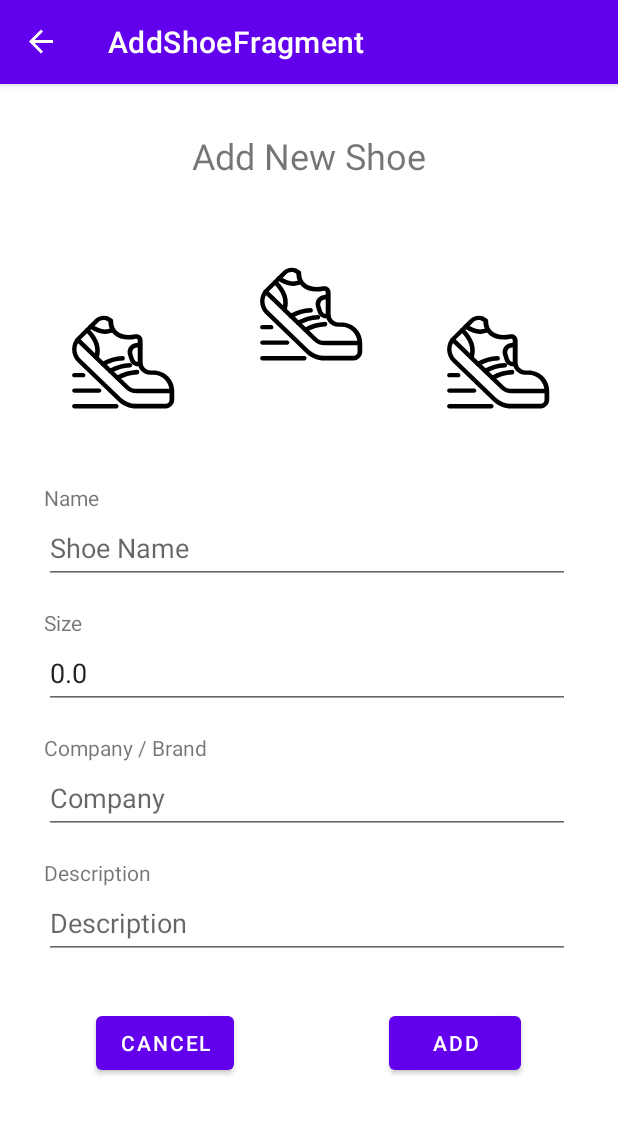
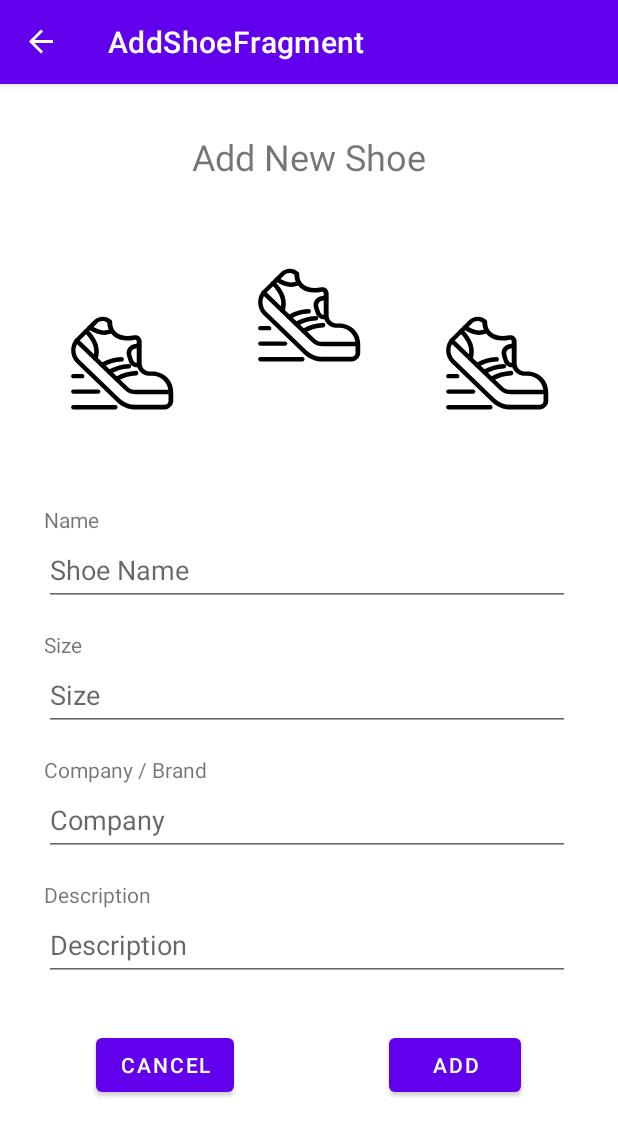
Before and after one commit to AbdulrahmanHashem/ShoeStore, an Android app built with Jetpack Compose: the AddShoeFragment screen opened through its navigation route, on a phone screen of 412 x 824 dp. Shown: the top 1136 px of the screen. Run offline under Robolectric (Android 15) with nearby library versions, the phone set to English and light mode, and no system bars; our stand-ins replace Timber, data binding, navigation-ui; libraries missing offline, so code that uses them is left out: androidx.databinding; Roboto replaces fonts that are not available here.

Commit message:
added frequently used units to the dimens.xml added a menu to the shoe ShoeListFragment.kt published the code (using the "with" statement where it can be used)

```diff
--- a/app/src/main/java/com/udacity/shoestore/MainActivity.kt
+++ b/app/src/main/java/com/udacity/shoestore/MainActivity.kt
@@ -2,21 +2,17 @@ package com.udacity.shoestore
 
 import androidx.appcompat.app.AppCompatActivity
 import android.os.Bundle
-import android.view.KeyEvent
-import android.view.MenuItem
-import android.view.View
+import androidx.activity.OnBackPressedCallback
 import androidx.drawerlayout.widget.DrawerLayout
 import androidx.lifecycle.*
 import androidx.navigation.NavController
 import androidx.navigation.NavDestination
-import androidx.navigation.findNavController
 import androidx.navigation.fragment.NavHostFragment
 import androidx.navigation.ui.NavigationUI
 import androidx.navigation.ui.NavigationUI.setupWithNavController
 import androidx.navigation.ui.setupActionBarWithNavController
 import com.udacity.shoestore.databinding.ActivityMainBinding
-import com.udacity.shoestore.login.LoginFragment
-import com.udacity.shoestore.login.LoginFragmentDirections
+
 import com.udacity.shoestore.login.LoginRegisterViewModel
 
 import timber.log.Timber
@@ -33,7 +29,6 @@ class MainActivity : AppCompatActivity() {
         super.onCreate(savedInstanceState)
         binding = ActivityMainBinding.inflate(layoutInflater)
         setContentView(binding.root)
-        Timber.plant(Timber.DebugTree())
 
         viewModel = ViewModelProvider(this).get(LoginRegisterViewModel::class.java)
 
@@ -56,23 +51,50 @@ class MainActivity : AppCompatActivity() {
                 binding.NavDrawer.setDrawerLockMode(DrawerLayout.LOCK_MODE_LOCKED_CLOSED)
             }
         }
+
     }
 
     override fun onSupportNavigateUp(): Boolean {
-        if (navController.currentDestination?.id == R.id.loginFragment){
+        if ((navController.currentDestination?.id == R.id.loginFragment) or (navController.currentDestination?.id == R.id.shoeListFragment)){
             this.finish()
-//            System.exit(0)
             return false
         } else {
             return NavigationUI.navigateUp(navController, binding.NavDrawer) || super.onSupportNavigateUp()
         }
     }
 
-    override fun onBackPressed() {
-        if (navController.currentDestination?.id == R.id.loginFragment){
-            this.finish()
-        } else {
-            super.onBackPressed()
+    override fun onStart() {
+        super.onStart()
+        val onBackPressedCallback = object:OnBackPressedCallback(true){
+            override fun handleOnBackPressed() {
+                if (navController.currentDestination?.id == R.id.loginFragment){
+                    finish()
+                } else {
+                    onSupportNavigateUp()
+                }
+            }
         }
+        onBackPressedDispatcher.addCallback(onBackPressedCallback)
+
+    }
+
+    override fun onRestart() {
+        super.onRestart()
+    }
+
+    override fun onResume() {
+        super.onResume()
+    }
+
+    override fun onPause() {
+        super.onPause()
+    }
+
+    override fun onStop() {
+        super.onStop()
+    }
+
+    override fun onDestroy() {
+        super.onDestroy()
     }
 }
--- a/app/src/main/java/com/udacity/shoestore/shoelisting/AddShoeFragment.kt
+++ b/app/src/main/java/com/udacity/shoestore/shoelisting/AddShoeFragment.kt
@@ -27,23 +27,25 @@ class AddShoeFragment : Fragment() {
         inflater: LayoutInflater, container: ViewGroup?,
         savedInstanceState: Bundle?
     ): View {
-        binding = FragmentAddShoeBinding.inflate(inflater, container, false)
-
         viewModel = ViewModelProvider(requireActivity()).get(ShoeListViewModel::class.java)
-        binding.viewModel = viewModel
-        binding.lifecycleOwner = requireActivity()
 
         navController = (requireActivity().supportFragmentManager.findFragmentById(R.id.myNavHostFragment) as NavHostFragment).navController
 
-        binding.addShoe.setOnClickListener{
-            if (viewModel.addShoe()){
-                navController.navigateUp()
-            } else {
-                Toast.makeText(requireContext(), "Enter Size Correctly", Toast.LENGTH_SHORT).show()
+        binding = FragmentAddShoeBinding.inflate(inflater, container, false)
+
+        with(binding){
+            viewModel = this.viewModel
+
+            addShoe.setOnClickListener{
+                if (viewModel!!.addShoe()){
+                    navController.navigateUp()
+                } else {
+                    Toast.makeText(requireContext(), "Enter Size Correctly", Toast.LENGTH_SHORT).show()
+                }
             }
+
+            cancel.setOnClickListener{navController.navigateUp()}
         }
-
-        binding.cancel.setOnClickListener{navController.navigateUp()}
         return binding.root
     }
 
--- a/app/src/main/java/com/udacity/shoestore/shoelisting/ShoeListFragment.kt
+++ b/app/src/main/java/com/udacity/shoestore/shoelisting/ShoeListFragment.kt
@@ -1,16 +1,19 @@
 package com.udacity.shoestore.shoelisting
 
+import android.content.Context
 import android.os.Bundle
-import android.view.LayoutInflater
-import android.view.View
-import android.view.ViewGroup
+import android.view.*
 import android.view.ViewGroup.LayoutParams.MATCH_PARENT
 import android.view.ViewGroup.LayoutParams.WRAP_CONTENT
 import android.widget.*
 import androidx.cardview.widget.CardView
+import androidx.core.view.MenuHost
+import androidx.core.view.MenuProvider
 import androidx.fragment.app.Fragment
+import androidx.lifecycle.Lifecycle
 import androidx.lifecycle.Observer
 import androidx.lifecycle.ViewModelProvider
+import androidx.lifecycle.viewmodel.compose.viewModel
 import androidx.navigation.NavController
 import androidx.navigation.fragment.NavHostFragment
 import androidx.navigation.get
@@ -29,11 +32,16 @@ class ShoeListFragment : Fragment() {
 
     private lateinit var navController: NavController
 
+    override fun onAttach(context: Context) {
+        super.onAttach(context)
+    }
+
+    override fun onCreate(savedInstanceState: Bundle?) {
+        super.onCreate(savedInstanceState)
+    }
+
     override fun onCreateView(
-        inflater: LayoutInflater, container: ViewGroup?,
-        savedInstanceState: Bundle?
-    ): View {
-
+        inflater: LayoutInflater, container: ViewGroup?, savedInstanceState: Bundle?): View {
         binding = FragmentShoeListBinding.inflate(inflater, container, false)
 
         registryViewModel = ViewModelProvider(requireActivity()).get(LoginRegisterViewModel::class.java)
@@ -42,15 +50,43 @@ class ShoeListFragment : Fragment() {
 
         navController = (requireActivity().supportFragmentManager.findFragmentById(R.id.myNavHostFragment) as NavHostFragment).navController
 
+        with(binding){
+
             val FloatingActionButton = FloatingActionButton(requireContext())
             FloatingActionButton.setImageResource(R.drawable.ic_add)
-        binding.LinearLayout.addView(FloatingActionButton)
+            viewLinearLayout.addView(FloatingActionButton)
+
+            with(navController){
+
+                with(registryViewModel){
+
+                    requireActivity().addMenuProvider(object : MenuProvider {
+                        override fun onCreateMenu(menu: Menu, menuInflater: MenuInflater) {
+                            menuInflater.inflate(R.menu.nav_drawer, menu)
+                        }
+
+                        override fun onMenuItemSelected(menuItem: MenuItem): Boolean {
+                            return when (menuItem.itemId) {
+                                R.id.loginFragment -> {
+                                    logout()
+                                    true
+                                }
+                                else -> false
+                            }
+                        }
+                    }, viewLifecycleOwner, Lifecycle.State.RESUMED)
+
+                    if (currentUser.value.isNullOrEmpty()){
+                        navigate(R.id.loginFragment)
+                    }
+                }
 
                 FloatingActionButton.setOnClickListener { view: View ->
-            navController.navigate(ShoeListFragmentDirections.actionShoeListFragmentToAddShoeFragment())
+                    navigate(ShoeListFragmentDirections.actionShoeListFragmentToAddShoeFragment())
                 }
 
-        shoeListViewModel.shoeList.observe(viewLifecycleOwner, Observer { newList ->
+                with(shoeListViewModel){
+                    shoeList.observe(viewLifecycleOwner, Observer { newList ->
                         for (Shoe in newList){
 
                             val FloatingCardView = CardView(requireContext())
@@ -92,18 +128,63 @@ class ShoeListFragment : Fragment() {
                             FloatingCardViewLinearLayout.addView(description, MATCH_PARENT, WRAP_CONTENT)
 
 
-                binding.LinearLayout.addView(FloatingCardView, WRAP_CONTENT, WRAP_CONTENT)
+                            viewLinearLayout.addView(FloatingCardView, WRAP_CONTENT, WRAP_CONTENT)
 
                             FloatingCardView.setOnClickListener { view: View ->
-                    navController.graph.get(R.id.shoeDetailsFragment).label = Shoe.name
-                    navController.navigate(ShoeListFragmentDirections.actionShoeListFragmentToShoeDetailsFragment(Shoe))
+                                graph.get(R.id.shoeDetailsFragment).label = Shoe.name
+                                navigate(ShoeListFragmentDirections.actionShoeListFragmentToShoeDetailsFragment(Shoe))
                             }
                         }
                     })
+                }
 
-        if (registryViewModel.currentUser.value.isNullOrEmpty()){
-            navController.navigate(R.id.loginFragment)
             }
+        }
+
         return binding.root
     }
+
+//    override fun onCreateOptionsMenu(menu: Menu, inflater: MenuInflater) {
+//        super.onCreateOptionsMenu(menu, inflater)
+//    }
+
+    override fun onViewCreated(view: View, savedInstanceState: Bundle?) {
+        super.onViewCreated(view, savedInstanceState)
     }
+
+    override fun onViewStateRestored(savedInstanceState: Bundle?) {
+        super.onViewStateRestored(savedInstanceState)
+    }
+
+    override fun onStart() {
+        super.onStart()
+    }
+
+    override fun onResume() {
+        super.onResume()
+    }
+
+    override fun onPause() {
+        super.onPause()
+    }
+
+    override fun onStop() {
+        super.onStop()
+    }
+
+    override fun onSaveInstanceState(outState: Bundle) {
+        super.onSaveInstanceState(outState)
+    }
+
+    override fun onDestroyView() {
+        super.onDestroyView()
+    }
+
+    override fun onDestroy() {
+        super.onDestroy()
+    }
+
+    override fun onDetach() {
+        super.onDetach()
+    }
+}
--- a/app/src/main/res/layout/fragment_add_shoe.xml
+++ b/app/src/main/res/layout/fragment_add_shoe.xml
@@ -35,13 +35,14 @@
                 android:id="@+id/shoes_image1"
                 android:layout_width="120dp"
                 android:layout_height="120dp"
-                android:layout_marginStart="16dp"
-                android:layout_marginTop="32dp"
-                android:layout_marginEnd="16dp"
+                android:layout_marginStart="@dimen/DP_16"
+                android:layout_marginTop="@dimen/DP_32"
+                android:layout_marginEnd="@dimen/DP_16"
+                android:importantForAccessibility="no"
                 android:src="@drawable/ic_launcher_foreground"
                 app:layout_constraintDimensionRatio="1"
                 app:layout_constraintEnd_toEndOf="parent"
-                app:layout_constraintHorizontal_bias="0.505"
+                app:layout_constraintHorizontal_bias="0.5"
                 app:layout_constraintStart_toStartOf="parent"
                 app:layout_constraintTop_toBottomOf="@+id/add_new_shoe" />
 
@@ -49,8 +50,9 @@
                 android:id="@+id/shoes_image2"
                 android:layout_width="120dp"
                 android:layout_height="120dp"
-                android:layout_marginStart="16dp"
-                android:layout_marginTop="64dp"
+                android:layout_marginStart="@dimen/DP_16"
+                android:layout_marginTop="@dimen/DP_64"
+                android:importantForAccessibility="no"
                 android:src="@drawable/ic_launcher_foreground"
                 app:layout_constraintDimensionRatio="1"
                 app:layout_constraintEnd_toStartOf="@+id/shoes_image1"
@@ -61,8 +63,9 @@
                 android:id="@+id/shoes_image3"
                 android:layout_width="120dp"
                 android:layout_height="120dp"
-                android:layout_marginTop="64dp"
-                android:layout_marginEnd="16dp"
+                android:layout_marginTop="@dimen/DP_64"
+                android:layout_marginEnd="@dimen/DP_16"
+                android:importantForAccessibility="no"
                 android:src="@drawable/ic_launcher_foreground"
                 app:layout_constraintDimensionRatio="1"
                 app:layout_constraintEnd_toEndOf="parent"
@@ -73,7 +76,7 @@
                 android:id="@+id/shoe_name_label"
                 android:layout_width="120dp"
                 android:layout_height="wrap_content"
-                android:layout_marginTop="50dp"
+                android:layout_marginTop="@dimen/SP_64"
                 android:text="@string/name"
                 app:layout_constraintEnd_toEndOf="parent"
                 app:layout_constraintHorizontal_bias="0.1"
@@ -84,7 +87,7 @@
                 android:id="@+id/shoe_name"
                 android:layout_width="0dp"
                 android:layout_height="wrap_content"
-                android:layout_marginEnd="32dp"
+                android:layout_marginEnd="@dimen/DP_32"
                 android:autofillHints=""
                 android:ems="10"
                 android:hint="@string/shoe_name"
@@ -100,7 +103,7 @@
                 android:id="@+id/shoe_size_label"
                 android:layout_width="120dp"
                 android:layout_height="wrap_content"
-                android:layout_marginTop="16dp"
+                android:layout_marginTop="@dimen/DP_16"
                 android:text="@string/size"
                 app:layout_constraintEnd_toEndOf="parent"
                 app:layout_constraintHorizontal_bias="0.1"
@@ -111,7 +114,7 @@
                 android:id="@+id/shoe_size"
                 android:layout_width="0dp"
                 android:layout_height="wrap_content"
-                android:layout_marginEnd="32dp"
+                android:layout_marginEnd="@dimen/DP_32"
                 android:ems="10"
                 android:hint="@string/size"
                 android:importantForAutofill="no"
@@ -127,7 +130,7 @@
                 android:id="@+id/shoe_company_label"
                 android:layout_width="120dp"
                 android:layout_height="wrap_content"
-                android:layout_marginTop="16dp"
+                android:layout_marginTop="@dimen/DP_16"
                 android:text="@string/company_brand"
                 app:layout_constraintEnd_toEndOf="parent"
                 app:layout_constraintHorizontal_bias="0.1"
@@ -138,7 +141,7 @@
                 android:id="@+id/shoe_company"
                 android:layout_width="0dp"
                 android:layout_height="wrap_content"
-                android:layout_marginEnd="32dp"
+                android:layout_marginEnd="@dimen/DP_32"
                 android:ems="10"
                 android:hint="@string/company"
                 android:importantForAutofill="no"
@@ -146,7 +149,6 @@
                 android:minHeight="48dp"
                 android:text="@={viewModel.shoe_company}"
                 app:layout_constraintEnd_toEndOf="parent"
-                app:layout_constraintHorizontal_bias="0.0"
                 app:layout_constraintStart_toStartOf="@+id/shoe_company_label"
                 app:layout_constraintTop_toBottomOf="@+id/shoe_company_label" />
 
@@ -154,7 +156,7 @@
                 android:id="@+id/shoe_description_label"
                 android:layout_width="120dp"
                 android:layout_height="wrap_content"
-                android:layout_marginTop="16dp"
+                android:layout_marginTop="@dimen/DP_16"
                 android:text="@string/description"
                 app:layout_constraintEnd_toEndOf="parent"
                 app:layout_constraintHorizontal_bias="0.1"
@@ -165,7 +167,7 @@
                 android:id="@+id/shoe_description"
                 android:layout_width="0dp"
                 android:layout_height="wrap_content"
-                android:layout_marginEnd="32dp"
+                android:layout_marginEnd="@dimen/DP_32"
                 android:ems="10"
                 android:hint="@string/description"
                 android:importantForAutofill="no"
@@ -173,7 +175,6 @@
                 android:minHeight="48dp"
                 android:text="@={viewModel.shoe_description}"
                 app:layout_constraintEnd_toEndOf="parent"
-                app:layout_constraintHorizontal_bias="0.0"
                 app:layout_constraintStart_toStartOf="@+id/shoe_description_label"
                 app:layout_constraintTop_toBottomOf="@+id/shoe_description_label"
                 tools:ignore="DuplicateSpeakableTextCheck" />
@@ -182,7 +183,7 @@
                 android:id="@+id/add_shoe"
                 android:layout_width="wrap_content"
                 android:layout_height="wrap_content"
-                android:layout_marginTop="32dp"
+                android:layout_marginTop="@dimen/DP_32"
                 android:text="@string/add"
                 app:layout_constraintBottom_toBottomOf="parent"
                 app:layout_constraintEnd_toEndOf="parent"
@@ -194,7 +195,7 @@
                 android:id="@+id/cancel"
                 android:layout_width="wrap_content"
                 android:layout_height="wrap_content"
-                android:layout_marginTop="32dp"
+                android:layout_marginTop="@dimen/DP_32"
                 android:text="@android:string/cancel"
                 app:layout_constraintBottom_toBottomOf="parent"
                 app:layout_constraintEnd_toEndOf="parent"
@@ -202,6 +203,5 @@
                 app:layout_constraintStart_toStartOf="parent"
                 app:layout_constraintTop_toBottomOf="@+id/shoe_description" />
         </androidx.constraintlayout.widget.ConstraintLayout>
-
     </ScrollView>
 </layout>
--- a/app/src/main/res/layout/fragment_instructions_screen.xml
+++ b/app/src/main/res/layout/fragment_instructions_screen.xml
@@ -12,11 +12,11 @@
         <TextView
             android:id="@+id/Instructions_text_one"
             android:layout_width="wrap_content"
-            android:layout_height="80dp"
+            android:layout_height="@dimen/DP_80"
             android:fontFamily="@font/roboto_bold"
             android:text="@string/instructions"
             android:textAlignment="center"
-            android:textSize="60sp"
+            android:textSize="@dimen/SP_64"
             app:layout_constraintBottom_toBottomOf="parent"
             app:layout_constraintEnd_toEndOf="parent"
             app:layout_constraintStart_toStartOf="parent"
@@ -29,7 +29,7 @@
             android:layout_height="wrap_content"
             android:text="@string/Instructions_Text"
             android:textAlignment="textStart"
-            android:textSize="20sp"
+            android:textSize="@dimen/SP_20"
             app:layout_constraintBottom_toBottomOf="parent"
             app:layout_constraintEnd_toEndOf="@+id/Instructions_text_one"
             app:layout_constraintStart_toStartOf="@+id/Instructions_text_one"
--- a/app/src/main/res/layout/fragment_shoe_list.xml
+++ b/app/src/main/res/layout/fragment_shoe_list.xml
@@ -7,11 +7,11 @@
     <ScrollView
         android:layout_width="match_parent"
         android:layout_height="match_parent"
-        android:layout_margin="10dp">
+        android:layout_margin="@dimen/DP_8">
 
         <!-- The use of LinearLayout to help me add all items vertically on the screen-->
         <LinearLayout
-            android:id="@+id/LinearLayout"
+            android:id="@+id/viewLinearLayout"
             android:layout_width="match_parent"
             android:layout_height="wrap_content"
             android:orientation="vertical"/>
--- a/app/src/main/res/navigation/app_navigation.xml
+++ b/app/src/main/res/navigation/app_navigation.xml
@@ -90,5 +90,7 @@
     <fragment
         android:id="@+id/addShoeFragment"
         android:name="com.udacity.shoestore.shoelisting.AddShoeFragment"
-        android:label="AddShoeFragment" />
+        android:label="AddShoeFragment">
+
+    </fragment>
 </navigation>
--- /dev/null
+++ b/app/src/main/res/values/dimens.xml
@@ -0,0 +1,14 @@
+<?xml version="1.0" encoding="utf-8"?>
+<resources>
+<!--    DP res-->
+    <dimen name="DP_16">16dp</dimen>
+    <dimen name="DP_32">32dp</dimen>
+    <dimen name="DP_64">64dp</dimen>
+    <dimen name="DP_8">8dp</dimen>
+    <dimen name="DP_80">80dp</dimen>
+
+<!--    SP res-->
+    <dimen name="SP_64">64sp</dimen>
+    <dimen name="SP_20">20sp</dimen>
+    <dimen name="SP_16">16sp</dimen>
+</resources>
```
Also changed, not shown: app/src/main/res/layout/fragment_login.xml (+6 -6 lines), app/src/main/res/layout/fragment_new_login.xml (+10 -10 lines), app/src/main/res/layout/fragment_welcome_screen.xml (+5 -5 lines). Lines whose indentation alone changed are shown as unchanged.
